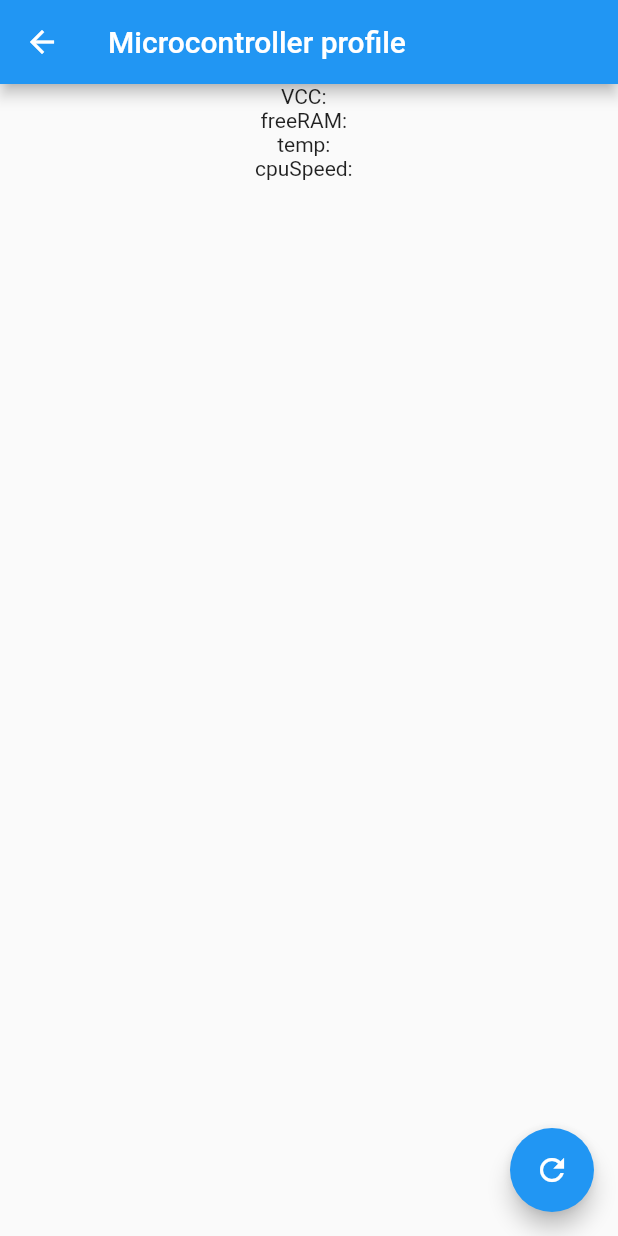
After one commit to salim97/Flutter-ATtiny85, a Flutter app: the ProfilePage screen opened directly, on a phone screen of 412 x 824 dp. The commit adds this screen. Run offline on Flutter 3.47's test engine with Material 2 defaults, Android fonts, the phone set to English and light mode, and no system bars; missing offline and left inert: usb_serial.

Commit message:
reading attiny85 state

```diff
--- /dev/null
+++ b/flutter_attiny85/lib/attiny85_model.dart
@@ -0,0 +1 @@
+enum CPU { vcc, freeRAM, temperatureInternal, speedMHz }
--- /dev/null
+++ b/flutter_attiny85/lib/profile_page.dart
@@ -0,0 +1,60 @@
+import 'dart:typed_data';
+
+import 'package:flutter/material.dart';
+import 'package:usb_serial/transaction.dart';
+import 'package:usb_serial/usb_serial.dart';
+import 'attiny85_model.dart';
+
+class ProfilePage extends StatefulWidget {
+  final UsbPort port;
+
+  const ProfilePage({Key key, this.port}) : super(key: key);
+
+  @override
+  _ProfilePageState createState() => _ProfilePageState();
+}
+
+class _ProfilePageState extends State<ProfilePage> {
+  String cpuSpeed = " ", temp = " ", freeRAM = " ", vcc = " ";
+  getStates() async {
+    Transaction<String> transaction = Transaction.stringTerminated(widget.port.inputStream, Uint8List.fromList([13, 10]));
+
+    String _cpuSpeed, _temp, _freeRAM, _vcc;
+    _vcc = await transaction.transaction(widget.port, Uint8List.fromList([50]), Duration(seconds: 1));
+    _freeRAM = await transaction.transaction(widget.port, Uint8List.fromList([51]), Duration(seconds: 1));
+    _temp = await transaction.transaction(widget.port, Uint8List.fromList([52]), Duration(seconds: 1));
+    _cpuSpeed = await transaction.transaction(widget.port, Uint8List.fromList([53]), Duration(seconds: 1));
+    setState(() {
+      vcc = _vcc;
+      freeRAM = _freeRAM;
+      temp = _temp;
+      cpuSpeed = _cpuSpeed;
+    });
+  }
+
+  @override
+  Widget build(BuildContext context) {
+    return Scaffold(
+      appBar: AppBar(
+        title: Text("Microcontroller profile"),
+      ),
+      body: Container(
+        child: Center(
+          child: Column(
+            children: <Widget>[
+              Text("VCC: " + vcc),
+              Text("freeRAM: " + freeRAM),
+              Text("temp: " + temp),
+              Text("cpuSpeed: " + cpuSpeed),
+            ],
+          ),
+        ),
+      ),
+      floatingActionButton: FloatingActionButton(
+        onPressed: getStates,
+        tooltip: 'get States',
+        child: Icon(Icons.refresh),
+      ),
+    );
+  }
+}
--- a/flutter_attiny85/pubspec.yaml
+++ b/flutter_attiny85/pubspec.yaml
@@ -23,6 +23,7 @@ dependencies:
   # The following adds the Cupertino Icons font to your application.
   # Use with the CupertinoIcons class for iOS style icons.
   cupertino_icons: ^0.1.2
+  usb_serial: ^0.2.2
 
 dev_dependencies:
   flutter_test:
```
Also changed, not shown: flutter_attiny85/lib/home_page.dart (added, +91 -0 lines), flutter_attiny85/lib/main.dart (+4 -96 lines).
